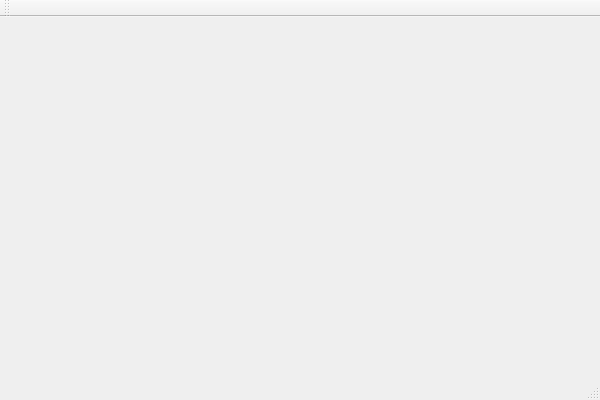
This is Semester 2/OOP/Exam_25_May/Examen/Examen/Examen.ui in donpaul999/Assignments_UBB as Qt 5 draws it before an edit. The edited form follows.
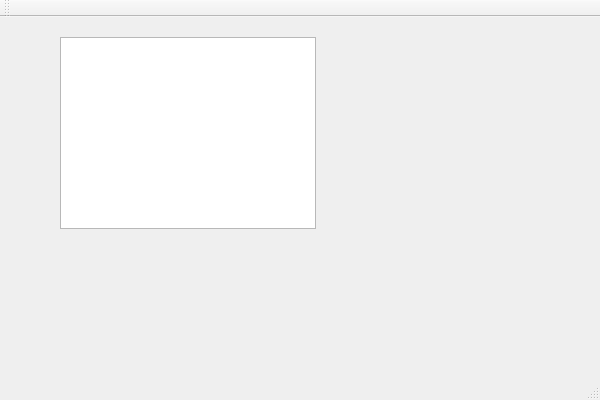
This is the edited form.

```diff
--- a/Semester 2/OOP/Exam_25_May/Examen/Examen/Examen.ui
+++ b/Semester 2/OOP/Exam_25_May/Examen/Examen/Examen.ui
@@ -13,7 +13,18 @@
   <property name="windowTitle">
    <string>Examen</string>
   </property>
-  <widget class="QWidget" name="centralWidget"/>
+  <widget class="QWidget" name="centralWidget">
+   <widget class="QListWidget" name="objectListWidget">
+    <property name="geometry">
+     <rect>
+      <x>60</x>
+      <y>20</y>
+      <width>256</width>
+      <height>192</height>
+     </rect>
+    </property>
+   </widget>
+  </widget>
   <widget class="QMenuBar" name="menuBar">
    <property name="geometry">
     <rect>
```
